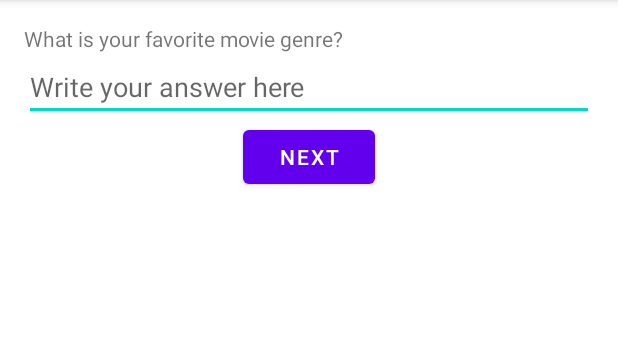
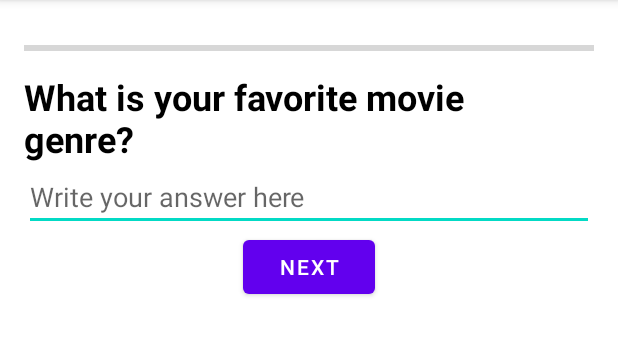
Before and after one commit to thematuu/KyselyApp, an Android app: the Survey2Activity screen opened directly, with no data from a screen before it, on a phone screen of 412 x 824 dp, the part 84-440 px from its top. Run offline under Robolectric (Android 15) with nearby library versions, the phone set to English and light mode, and no system bars.

Commit message:
changed how survey page is made. No longer generated in java file. Now it is already xml file and java just gives the changing content.
Also added progress bar to surveys.

```diff
--- a/app/src/main/java/com/example/kyselyapp/AdminLoginActivity.java
+++ b/app/src/main/java/com/example/kyselyapp/AdminLoginActivity.java
@@ -39,10 +39,11 @@ public class AdminLoginActivity extends AppCompatActivity {
                     Intent intent = new Intent(AdminLoginActivity.this, AdminActivity.class);
                     intent.setFlags(Intent.FLAG_ACTIVITY_CLEAR_TOP);
                     startActivity(intent);
+                    finish();
                 } else {
                     Toast.makeText(AdminLoginActivity.this, "Invalid username or password", Toast.LENGTH_SHORT).show();
                 }
-                finish();
+
             }
         });
     }
--- a/app/src/main/java/com/example/kyselyapp/Survey2Activity.java
+++ b/app/src/main/java/com/example/kyselyapp/Survey2Activity.java
@@ -6,12 +6,14 @@ import android.view.View;
 import android.widget.Button;
 import android.widget.EditText;
 import android.widget.LinearLayout;
+import android.widget.ProgressBar;
 import android.widget.TextView;
 import android.widget.Toast;
 
 import androidx.appcompat.app.AppCompatActivity;
 
 import java.util.ArrayList;
+import java.util.Collections;
 import java.util.List;
 
 public class Survey2Activity extends AppCompatActivity {
@@ -19,63 +21,68 @@ public class Survey2Activity extends AppCompatActivity {
     private LinearLayout questionContainer;
     private List<Question> questions;
     private DatabaseHelper databaseHelper;
-    private List<EditText> answerEditTexts;
+    private EditText answerEditText;
+    private TextView questionTextView;
+    private ProgressBar progressBar;
     private int currentQuestionIndex = 0;
+
+    private List<String> answers;
+
     private void showCurrentQuestion() {
+        questionTextView.setText(questions.get(currentQuestionIndex).getText());
+        progressBar.setProgress((int) (((float) currentQuestionIndex / (questions.size() - 1)) * 100));
+
+        answerEditText.setText(answers.get(currentQuestionIndex));
+
         Button nextButton = findViewById(R.id.nextButton);
         Button previousButton = findViewById(R.id.previousButton);
 
-        for (int i = 0; i < questionContainer.getChildCount(); i++) {
-            if (i == currentQuestionIndex) {
-                questionContainer.getChildAt(i).setVisibility(View.VISIBLE);
-                if (i == questions.size() - 1) {
+        if (currentQuestionIndex == questions.size() - 1) {
             nextButton.setText("Submit");
         } else {
             nextButton.setText("Next");
         }
-                if (i == 0) {
+        if (currentQuestionIndex == 0) {
             previousButton.setVisibility(View.GONE);
         } else {
             previousButton.setVisibility(View.VISIBLE);
-                }
-            } else {
-                questionContainer.getChildAt(i).setVisibility(View.GONE);
-            }
         }
     }
 
 
 
+    private void updateButtonVisibility() {
+        Button nextButton = findViewById(R.id.nextButton);
+        Button previousButton = findViewById(R.id.previousButton);
+
+        if (currentQuestionIndex == questions.size() - 1) {
+            nextButton.setText("Submit");
+        } else {
+            nextButton.setText("Next");
+        }
+        if (currentQuestionIndex == 0) {
+            previousButton.setVisibility(View.GONE);
+        } else {
+            previousButton.setVisibility(View.VISIBLE);
+        }
+    }
     @Override
     protected void onCreate(Bundle savedInstanceState) {
         super.onCreate(savedInstanceState);
         setContentView(R.layout.activity_survey2);
 
         questionContainer = findViewById(R.id.questionContainer);
+        answerEditText = findViewById(R.id.answerEditText);
+        questionTextView = findViewById(R.id.question_text_view);
+        progressBar = findViewById(R.id.progress_bar);
         Button previousButton = findViewById(R.id.previousButton);
         Button nextButton = findViewById(R.id.nextButton);
 
         databaseHelper = new DatabaseHelper(this, DatabaseHelper.TABLE_SURVEY2_QUESTIONS);
         questions = databaseHelper.getAllQuestions();
-        answerEditTexts = new ArrayList<>();
 
-        for (Question question : questions) {
-            LinearLayout questionLayout = new LinearLayout(this);
-            questionLayout.setOrientation(LinearLayout.VERTICAL);
-
-            TextView questionTextView = new TextView(this);
-            questionTextView.setText(question.getText());
-
-            EditText answerEditText = new EditText(this);
-            answerEditText.setHint("Write your answer here");
-
-            questionLayout.addView(questionTextView);
-            questionLayout.addView(answerEditText);
-
-            questionContainer.addView(questionLayout);
-
-            answerEditTexts.add(answerEditText);
-        }
+        // Initialize the answers list after initializing the questions list
+        answers = new ArrayList<>(Collections.nCopies(questions.size(), ""));
 
         showCurrentQuestion();
 
@@ -92,11 +99,13 @@ public class Survey2Activity extends AppCompatActivity {
         nextButton.setOnClickListener(new View.OnClickListener() {
             @Override
             public void onClick(View view) {
-                String currentAnswer = answerEditTexts.get(currentQuestionIndex).getText().toString();
+                String currentAnswer = answerEditText.getText().toString();
 
                 if (currentAnswer.trim().isEmpty()) {
                     Toast.makeText(Survey2Activity.this, "Answer cannot be empty", Toast.LENGTH_SHORT).show();
                 } else {
+                    answers.set(currentQuestionIndex, currentAnswer);
+
                     if (currentQuestionIndex < questions.size() - 1) {
                         currentQuestionIndex++;
                         showCurrentQuestion();
@@ -104,7 +113,7 @@ public class Survey2Activity extends AppCompatActivity {
                         // Submit answers when on the last question
                         for (int i = 0; i < questions.size(); i++) {
                             int questionId = questions.get(i).getId(); // Get the question ID from the Question object
-                            String answer = answerEditTexts.get(i).getText().toString();
+                            String answer = answers.get(i);
                             databaseHelper.saveAnswer(questionId, answer, DatabaseHelper.TABLE_SURVEY2_ANSWERS);
                         }
                         Intent intent = new Intent(Survey2Activity.this, ThankYouActivity.class);
@@ -115,6 +124,5 @@ public class Survey2Activity extends AppCompatActivity {
             }
         });
 
-
     }
 }
--- a/app/src/main/res/layout/activity_survey2.xml
+++ b/app/src/main/res/layout/activity_survey2.xml
@@ -18,6 +18,33 @@
             android:layout_height="wrap_content"
             android:orientation="vertical" />
 
+        <ProgressBar
+            android:id="@+id/progress_bar"
+            style="?android:attr/progressBarStyleHorizontal"
+            android:layout_width="match_parent"
+            android:layout_height="wrap_content"
+            android:layout_marginTop="8dp"
+            android:layout_marginBottom="8dp"
+            android:indeterminate="false" />
+
+        <TextView
+            android:id="@+id/question_text_view"
+            android:layout_width="wrap_content"
+            android:layout_height="wrap_content"
+            android:paddingRight="8sp"
+            android:textStyle="bold"
+            android:textColor="@color/black"
+            android:text="Kysymys"
+            android:textSize="24sp"
+            android:focusable="true"
+            android:accessibilityLiveRegion="polite" />
+
+        <EditText
+            android:id="@+id/answerEditText"
+            android:layout_width="match_parent"
+            android:layout_height="wrap_content"
+            android:hint="Write your answer here" />
+
         <Button
             android:id="@+id/previousButton"
             android:layout_width="wrap_content"
@@ -32,7 +59,5 @@
             android:layout_gravity="center_horizontal"
             android:text="Next" />
 
-
-
     </LinearLayout>
 </ScrollView>
```
Also changed, not shown: app/src/main/java/com/example/kyselyapp/Survey1Activity.java (+80 -77 lines), app/src/main/res/layout/activity_survey1.xml (+82 -1 lines). Lines whose indentation alone changed are shown as unchanged.
